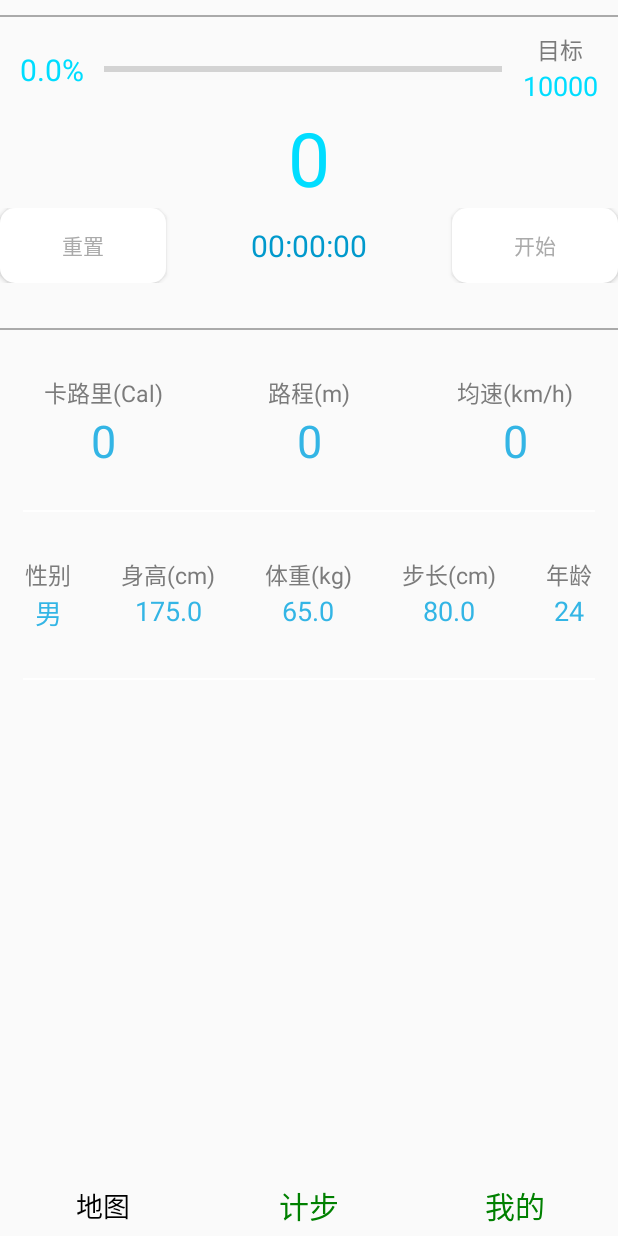
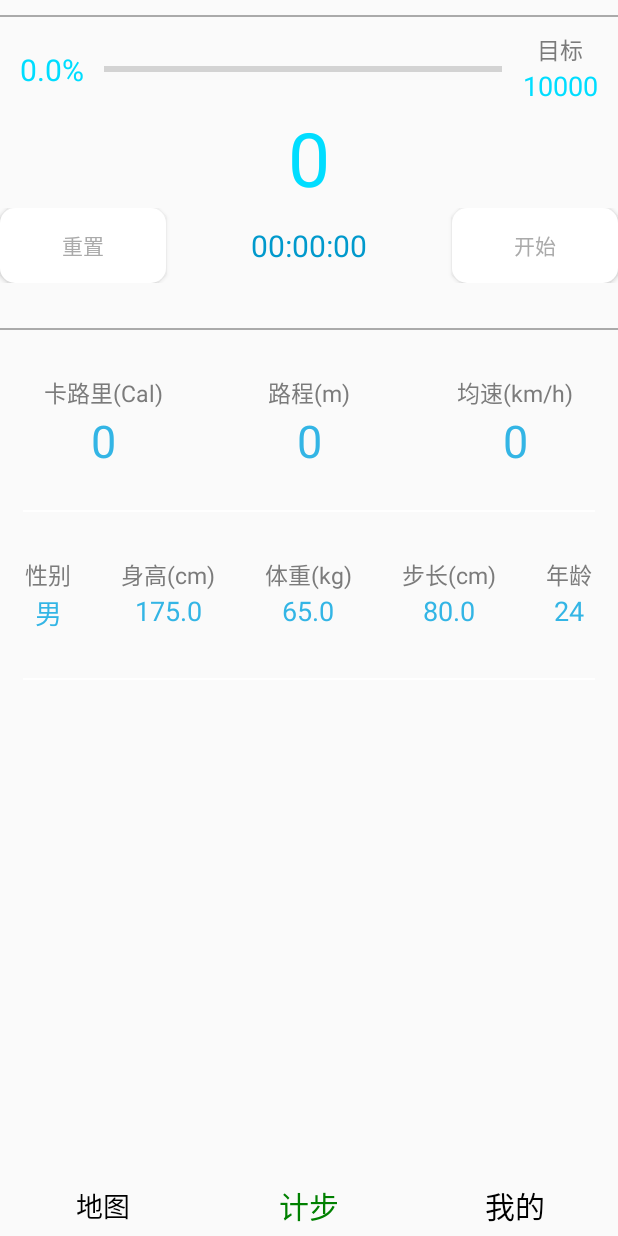
Before and after one commit to xuyazhong/SportsApp, an Android app: the screen it shows after launch (MainActivity), on a phone screen of 412 x 824 dp. Run offline under Robolectric (Android 15) with nearby library versions, the phone set to English and light mode, and no system bars; libraries missing offline, so code that uses them is left out: com.baidu.mapapi, org.apache.log4j; 18 statements that could not run were skipped.

Commit message:
*bugfix)我的页面

```diff
--- /dev/null
+++ b/app/src/main/java/com/zhenqianfan13354468/trackpedometer/BaseFragment.java
@@ -0,0 +1,8 @@
+package com.zhenqianfan13354468.trackpedometer;
+
+
+import android.support.v4.app.Fragment;
+
+public class BaseFragment extends Fragment {
+
+}
--- a/app/src/main/java/com/zhenqianfan13354468/trackpedometer/MainActivity.java
+++ b/app/src/main/java/com/zhenqianfan13354468/trackpedometer/MainActivity.java
@@ -35,6 +35,8 @@ public class MainActivity extends FragmentActivity implements OnClickListener {
 
 	private TextView mStepTextView;
 
+	private TextView mMineTextView;
+
 	@Override
 	protected void onCreate(Bundle savedInstanceState) {
 		super.onCreate(savedInstanceState);
@@ -51,14 +53,17 @@ public class MainActivity extends FragmentActivity implements OnClickListener {
 
 		mMapTextView = (TextView) findViewById(R.id.id_tv_map);
 		mStepTextView = (TextView) findViewById(R.id.id_tv_step);
+		mMineTextView = (TextView) findViewById(R.id.id_mine);
 
 		mMapTextView.setOnClickListener(this);
 		mStepTextView.setOnClickListener(this);
+		mMineTextView.setOnClickListener(this);
 
 		mFragmentDatas = new ArrayList<Fragment>();
 
 		mFragmentDatas.add(new TabFragmentMap());
 		mFragmentDatas.add(new TabFragmentStep());
+		mFragmentDatas.add(new TabMine());
 
 		mFragmentAdapter = new FragmentPagerAdapter(getSupportFragmentManager()) {
 			@Override
@@ -89,7 +94,9 @@ public class MainActivity extends FragmentActivity implements OnClickListener {
 				case 1:
 					mStepTextView.setTextColor(Color.parseColor("#008000"));
 					break;
-
+                case 2:
+                    mMineTextView.setTextColor(Color.parseColor("#008000"));
+                    break;
 				}
 
 				mCurrentPageIndex = position;
@@ -117,7 +124,7 @@ public class MainActivity extends FragmentActivity implements OnClickListener {
 	protected void resetTextView() {
 		mMapTextView.setTextColor(Color.BLACK);
 		mStepTextView.setTextColor(Color.BLACK);
-
+		mMineTextView.setTextColor(Color.BLACK);
 	}
 
 	@Override
--- a/app/src/main/java/com/zhenqianfan13354468/trackpedometer/TabFragmentMap.java
+++ b/app/src/main/java/com/zhenqianfan13354468/trackpedometer/TabFragmentMap.java
@@ -16,8 +16,10 @@ import java.util.logging.Logger;
 
 import org.apache.log4j.Level;
 
+import android.Manifest;
 import android.annotation.SuppressLint;
 import android.content.Intent;
+import android.content.pm.PackageManager;
 import android.graphics.Bitmap;
 import android.graphics.Point;
 import android.location.Location;
@@ -29,6 +31,7 @@ import android.os.Bundle;
 import android.os.Environment;
 import android.os.Handler;
 import android.provider.Settings;
+import android.support.v4.app.ActivityCompat;
 import android.support.v4.app.Fragment;
 import android.support.v4.app.FragmentActivity;
 import android.support.v7.widget.PopupMenu;
@@ -82,7 +85,7 @@ import de.mindpipe.android.logging.log4j.LogConfigurator;
  *
  */
 
-public class TabFragmentMap extends Fragment implements OnClickListener,
+public class TabFragmentMap extends BaseFragment implements OnClickListener,
 		OnGetGeoCoderResultListener {
 	private static final String TAG = TabFragmentMap.class.getSimpleName();
 
@@ -209,14 +212,11 @@ public class TabFragmentMap extends Fragment implements OnClickListener,
 			if (mBDLocation == null) {
 				if (curBDLocation == null) {
 					mBDLocation = curGPSLocation;
-				}
-				else if (curGPSLocation == null) {
+				} else if (curGPSLocation == null) {
 					mBDLocation = curBDLocation;
-				}
-				else if (curBDLocation == null && curBDLocation == null) {
+				} else if (curBDLocation == null && curBDLocation == null) {
 					Toast.makeText(getActivity(), "暂时无法定位，请检查网络设置。", Toast.LENGTH_SHORT);
-				}
-				else if (disBD <= disGPS) {
+				} else if (disBD <= disGPS) {
 					mBDLocation = curBDLocation;
 				} else {
 					mBDLocation = curGPSLocation;
@@ -247,7 +247,9 @@ public class TabFragmentMap extends Fragment implements OnClickListener,
 
 				}
 			}
-		};
+		}
+
+		;
 	};
 
 
@@ -360,6 +362,7 @@ public class TabFragmentMap extends Fragment implements OnClickListener,
 	/**
 	 * 初始化GPS
 	 */
+	@SuppressLint("MissingPermission")
 	private void initGPS() {
 
 		// // 从GPS获取最近的定位信息，缓存数据
@@ -395,8 +398,7 @@ public class TabFragmentMap extends Fragment implements OnClickListener,
 					public void onProviderEnabled(String provider) {
 						// TODO Auto-generated method stub
 						// updateMapFromGPS(locationManager.getLastKnownLocation(provider));
-						Location2BDLocation(locationManager
-								.getLastKnownLocation(provider), curGPSLocation);
+						Location2BDLocation(locationManager.getLastKnownLocation(provider), curGPSLocation);
 
 					}
 
--- a/app/src/main/java/com/zhenqianfan13354468/trackpedometer/TabFragmentStep.java
+++ b/app/src/main/java/com/zhenqianfan13354468/trackpedometer/TabFragmentStep.java
@@ -30,7 +30,7 @@ import android.widget.Toast;
 /**
  *  计步器的Fragment
  */
-public class TabFragmentStep extends Fragment implements OnClickListener,
+public class TabFragmentStep extends BaseFragment implements OnClickListener,
 		OnChronometerTickListener {
 	private static final String TAG = TabFragmentStep.class.getSimpleName();
 
--- /dev/null
+++ b/app/src/main/java/com/zhenqianfan13354468/trackpedometer/TabMine.java
@@ -0,0 +1,68 @@
+package com.zhenqianfan13354468.trackpedometer;
+
+import android.os.Bundle;
+import android.support.annotation.NonNull;
+import android.support.annotation.Nullable;
+import android.support.v4.view.ViewPager;
+import android.util.Log;
+import android.view.LayoutInflater;
+import android.view.View;
+import android.view.ViewGroup;
+import android.widget.TextView;
+
+public class TabMine extends BaseFragment {
+    private static final String TAG = TabMine.class.getSimpleName();
+
+    private View view;
+
+    private TextView dayHege;
+    private TextView bushu;
+    private TextView haoshi;
+    private TextView zonglic;
+    private TextView junsu;
+    private TextView kaluli;
+    private TextView bmi;
+
+    @Override
+    public void onCreate(@Nullable Bundle savedInstanceState) {
+        super.onCreate(savedInstanceState);
+        Log.e(TAG, "onCreate");
+
+    }
+
+    @Override
+    public View onCreateView(@NonNull LayoutInflater inflater, @Nullable ViewGroup container, @Nullable Bundle savedInstanceState) {
+//        return super.onCreateView(inflater, container, savedInstanceState);
+        this.view = inflater.inflate(R.layout.tab_fragment_mine, container, false);
+        Log.e(TAG, "onCreateView");
+        initViews();
+        return view;
+    }
+
+    @Override
+    public void onStart() {
+        super.onStart();
+        Log.e(TAG, "onStart");
+        dayHege.setText("达标天数：" + 22);
+        bushu.setText("总步数: " + 999);
+        haoshi.setText("总耗时（秒）：" + 100);
+        zonglic.setText("总里程（米）：" + 120);
+        junsu.setText("平均速度（km/h）：" + 64.0);
+        kaluli.setText("消耗卡路里（cal）：" + 41.6);
+        bmi.setText("消耗卡路里（cal）：" + 21);
+
+    }
+
+    private void initViews() {
+
+
+        dayHege = (TextView) view.findViewById(R.id.dayHege);
+        bushu = (TextView) view.findViewById(R.id.bushu);
+        haoshi = (TextView) view.findViewById(R.id.haoshi);
+        zonglic = (TextView) view.findViewById(R.id.zonglic);
+        junsu = (TextView) view.findViewById(R.id.junsu);
+        kaluli = (TextView) view.findViewById(R.id.kaluli);
+        bmi = (TextView) view.findViewById(R.id.bmi);
+
+    }
+}
--- a/app/src/main/res/layout/main_bottom.xml
+++ b/app/src/main/res/layout/main_bottom.xml
@@ -51,7 +51,7 @@
             android:layout_height="wrap_content"
             android:text="我的"
             android:textSize="20sp"
-            android:textColor="#008000"
+            android:textColor="#000000"
             android:clickable="true"/>
     </LinearLayout>
 
```
Also changed, not shown: app/src/main/res/layout/tab_fragment_mine.xml (added, +77 -0 lines). Lines whose indentation alone changed are shown as unchanged.
